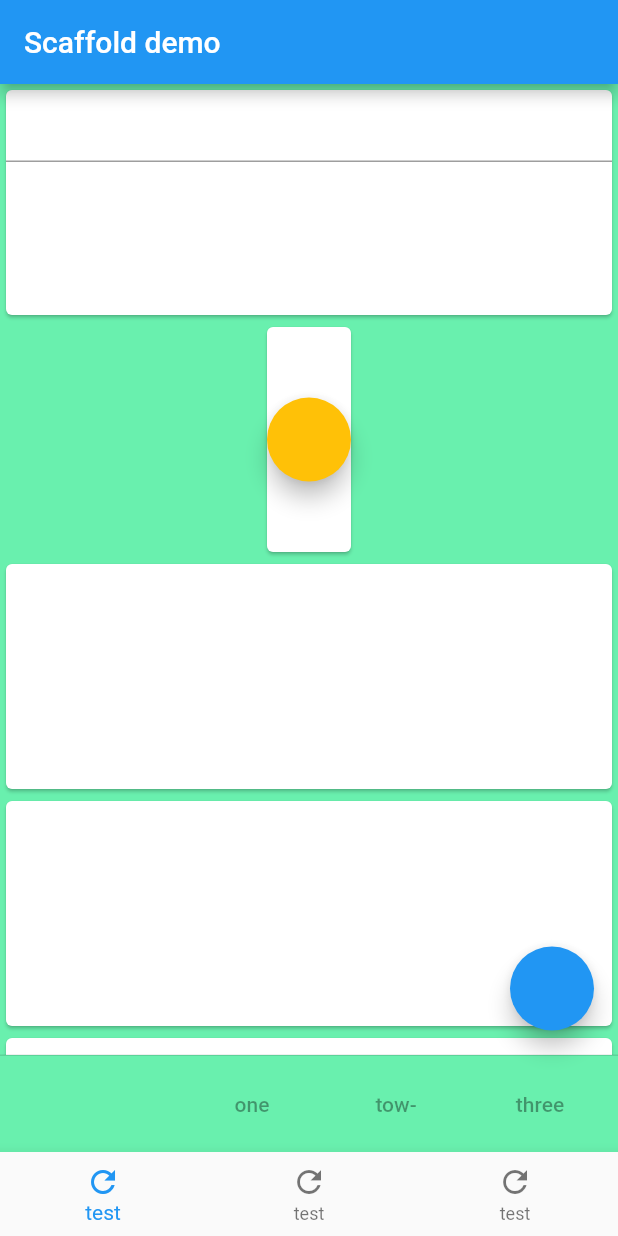
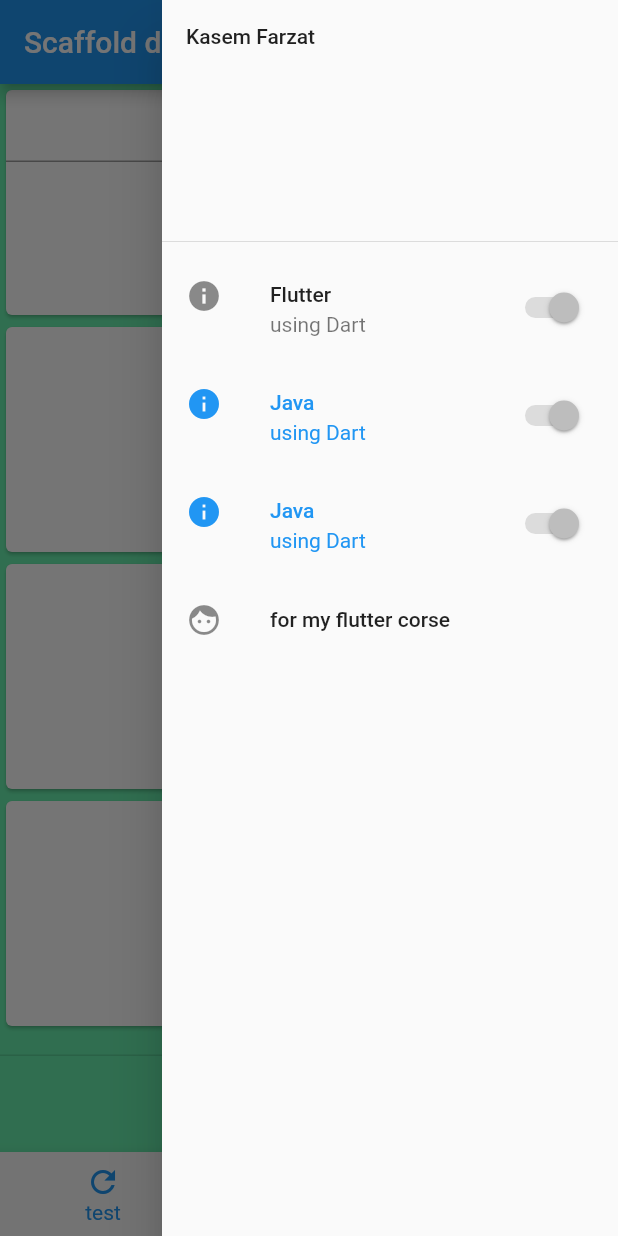
Before and after one commit to sulimanfarzat/flutter_example, a Flutter app: the screen it shows after launch, with the side drawer open (before the commit the screen has no drawer), on a phone screen of 412 x 824 dp. Run offline on Flutter 3.47's test engine with Material 2 defaults, Android fonts, the phone set to English and light mode, and no system bars; our stand-ins replace device_info.

Commit message:
intellij commit
Signed-off-by: Suliman Farzat <s_farzat@outlook.com>

```diff
--- a/lib/UI/scaffold.dart
+++ b/lib/UI/scaffold.dart
@@ -4,27 +4,66 @@ class ScaffoldBasics extends StatelessWidget {
   @override
   Widget build(BuildContext context) {
     return new Scaffold(
+
+      endDrawer: new Drawer(child: new ListView(children: <Widget>[
+        new DrawerHeader(
+            child: new Text("Kasem Farzat")),
+        new ListTile(
+          onTap: (){},
+          leading: new Icon(Icons.info),
+          trailing: new Switch(value: true, onChanged: null),
+          title: new Text("Flutter"),
+          subtitle: new Text("using Dart"),
+        ),
+        new ListTile(
+          onTap: (){},
+          selected: true,
+          leading: new Icon(Icons.info),
+          trailing: new Switch(value: true, onChanged: null),
+          title: new Text("Java"),
+          subtitle: new Text("using Dart"),
+        ),
+        new ListTile(
+          onTap: (){},
+          selected: true,
+          leading: new Icon(Icons.info),
+          trailing: new Switch(value: true, onChanged: null),
+          title: new Text("Java"),
+          subtitle: new Text("using Dart"),
+        ),
+        new AboutListTile(
+          aboutBoxChildren: <Widget>[
+            new Text("just test Suliman")
+          ],
+            icon: new Icon(Icons.face), child: new Text("for my flutter corse"))
+      ],),),
+
       backgroundColor: Colors.greenAccent,
+
       appBar: new AppBar(
         title: new Text("Scaffold demo"),
       ),
+
       body: new SingleChildScrollView(
         child: new Column(
           children: <Widget>[
             new Card(child: new Container(height: 150.0, child: new TextField(controller: new TextEditingController(),),),),
-            new Card(child: new Container(height: 150.0, child: new FloatingActionButton(backgroundColor: Colors.amber, onPressed: null),),),
             new Card(child: new Container(height: 150.0,),),
             new Card(child: new Container(height: 150.0,),),
             new Card(child: new Container(height: 150.0,),),
+            new Card(child: new Container(height: 150.0, child: new FloatingActionButton(backgroundColor: Colors.amber, onPressed: null),),),
           ],
         ),
       ),
+
       floatingActionButton: new FloatingActionButton(onPressed: null),
+
       bottomNavigationBar: new BottomNavigationBar(items: <BottomNavigationBarItem>[
         new BottomNavigationBarItem(icon: new Icon(Icons.refresh),title: new Text("test")),
         new BottomNavigationBarItem(icon: new Icon(Icons.refresh),title: new Text("test")),
         new BottomNavigationBarItem(icon: new Icon(Icons.refresh),title: new Text("test")),
       ]),
+
       persistentFooterButtons: <Widget>[
         new FlatButton(onPressed: null, child: new Text("one")),
         new FlatButton(onPressed: null, child: new Text("tow-")),
```
